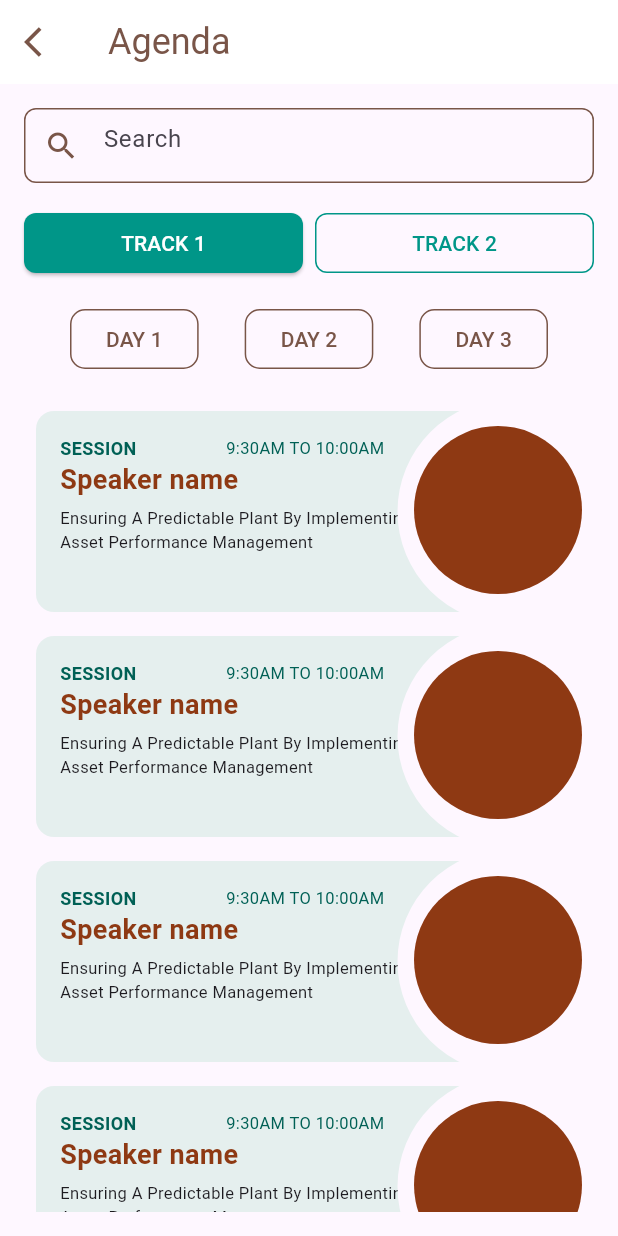
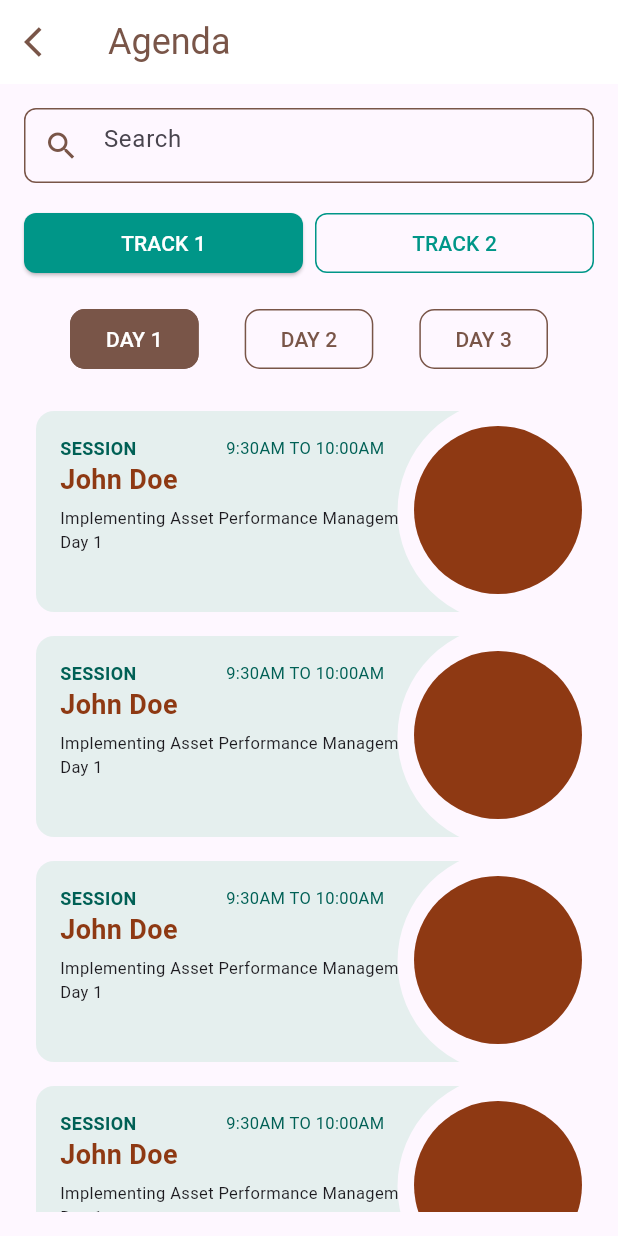
Before and after one commit to anazhtz/aldrichinternational, a Flutter app: the AgendaScreen screen opened directly, on a phone screen of 412 x 824 dp. Run offline on Flutter 3.47's test engine with Material 3 defaults, Android fonts, the phone set to English and light mode, and no system bars; our stand-ins replace animated_bottom_navigation_bar, carousel_slider.

Commit message:
final changes done

```diff
--- a/lib/agenda.dart
+++ b/lib/agenda.dart
@@ -1,16 +1,127 @@
 import 'package:flutter/material.dart';
 
-
 class AgendaScreen extends StatefulWidget {
-  const AgendaScreen({super.key});
+  const AgendaScreen({Key? key}) : super(key: key);
 
   @override
-  // ignore: library_private_types_in_public_api
   _AgendaScreenState createState() => _AgendaScreenState();
 }
 
 class _AgendaScreenState extends State<AgendaScreen> {
-  int? expandedCardIndex; // Track the currently expanded card index
+  int? expandedCardIndex;
+  int selectedDay = 1;
+  late List<List<SessionData>> sessionsByDay;
+
+  @override
+  void initState() {
+    super.initState();
+    // Initialize session data for each day
+    sessionsByDay = [
+      // Day 1 sessions
+      [
+        SessionData(
+          speakerName: "John Doe",
+          designation: "Senior Engineer",
+          companyName: "Tech Corp",
+          sessionTitle: "Implementing Asset Performance Management for Day 1",
+          time: "9:30AM TO 10:00AM",
+        ),
+        SessionData(
+          speakerName: "John Doe",
+          designation: "Senior Engineer",
+          companyName: "Tech Corp",
+          sessionTitle: "Implementing Asset Performance Management for Day 1",
+          time: "9:30AM TO 10:00AM",
+        ),
+        SessionData(
+          speakerName: "John Doe",
+          designation: "Senior Engineer",
+          companyName: "Tech Corp",
+          sessionTitle: "Implementing Asset Performance Management for Day 1",
+          time: "9:30AM TO 10:00AM",
+        ),
+        SessionData(
+          speakerName: "John Doe",
+          designation: "Senior Engineer",
+          companyName: "Tech Corp",
+          sessionTitle: "Implementing Asset Performance Management for Day 1",
+          time: "9:30AM TO 10:00AM",
+        ),
+        // Add more sessions for Day 1
+      ],
+      // Day 2 sessions
+      [
+        SessionData(
+          speakerName: "Jane Smith",
+          designation: "Project Manager",
+          companyName: "Innovation Inc",
+          sessionTitle: "Optimizing Plant Operations for Day 2",
+          time: "10:00AM TO 10:30AM",
+        ),
+        SessionData(
+          speakerName: "Jane Smith",
+          designation: "Project Manager",
+          companyName: "Innovation Inc",
+          sessionTitle: "Optimizing Plant Operations for Day 2",
+          time: "10:00AM TO 10:30AM",
+        ),
+        SessionData(
+          speakerName: "Jane Smith",
+          designation: "Project Manager",
+          companyName: "Innovation Inc",
+          sessionTitle: "Optimizing Plant Operations for Day 2",
+          time: "10:00AM TO 10:30AM",
+        ),
+        SessionData(
+          speakerName: "Jane Smith",
+          designation: "Project Manager",
+          companyName: "Innovation Inc",
+          sessionTitle: "Optimizing Plant Operations for Day 2",
+          time: "10:00AM TO 10:30AM",
+        ),
+        // Add more sessions for Day 2
+      ],
+      // Day 3 sessions
+      [
+        SessionData(
+          speakerName: "Bob Johnson",
+          designation: "Chief Technology Officer",
+          companyName: "Future Systems",
+          sessionTitle: "Next-Gen Asset Management for Day 3",
+          time: "9:00AM TO 9:30AM",
+        ),
+        SessionData(
+          speakerName: "Bob Johnson",
+          designation: "Chief Technology Officer",
+          companyName: "Future Systems",
+          sessionTitle: "Next-Gen Asset Management for Day 3",
+          time: "9:00AM TO 9:30AM",
+        ),
+        SessionData(
+          speakerName: "Bob Johnson",
+          designation: "Chief Technology Officer",
+          companyName: "Future Systems",
+          sessionTitle: "Next-Gen Asset Management for Day 3",
+          time: "9:00AM TO 9:30AM",
+        ),
+        SessionData(
+          speakerName: "Bob Johnson",
+          designation: "Chief Technology Officer",
+          companyName: "Future Systems",
+          sessionTitle: "Next-Gen Asset Management for Day 3",
+          time: "9:00AM TO 9:30AM",
+        ),
+        // Add more sessions for Day 3
+      ],
+    ];
+  }
+
+  void updateSelectedDay(int day) {
+    setState(() {
+      selectedDay = day;
+      expandedCardIndex = null; // Reset expanded card when changing day
+    });
+  }
 
   @override
   Widget build(BuildContext context) {
@@ -36,30 +147,31 @@ class _AgendaScreenState extends State<AgendaScreen> {
             const SizedBox(height: 16),
             const TrackSelector(),
             const SizedBox(height: 16),
-            const DaySelector(),
+            DaySelector(
+              selectedDay: selectedDay,
+              onDaySelected: updateSelectedDay,
+            ),
             const SizedBox(height: 16),
             Expanded(
               child: ListView.builder(
-                itemCount: 5,
+                itemCount: sessionsByDay[selectedDay - 1].length,
                 itemBuilder: (context, index) => GestureDetector(
                   onTap: () {
                     setState(() {
                       if (expandedCardIndex == index) {
-                        expandedCardIndex = null; // Collapse if tapped again
+                        expandedCardIndex = null;
                       } else {
-                        expandedCardIndex = index; // Expand this card
+                        expandedCardIndex = index;
                       }
                     });
                   },
                   child: AnimatedContainer(
                     duration: const Duration(milliseconds: 300),
                     curve: Curves.easeInOut,
-                    height:
-                        expandedCardIndex == index ? 300 : 150, // Expanded size
-                    child: Stack(
-                      children: [
-                        SessionCard(isExpanded: expandedCardIndex == index),
-                      ],
+                    height: expandedCardIndex == index ? 300 : 150,
+                    child: SessionCard(
+                      isExpanded: expandedCardIndex == index,
+                      sessionData: sessionsByDay[selectedDay - 1][index],
                     ),
                   ),
                 ),
@@ -68,6 +180,40 @@ class _AgendaScreenState extends State<AgendaScreen> {
           ],
         ),
       ),
+    );
+  }
+}
+
+class DaySelector extends StatelessWidget {
+  final int selectedDay;
+  final Function(int) onDaySelected;
+
+  const DaySelector({
+    Key? key,
+    required this.selectedDay,
+    required this.onDaySelected,
+  }) : super(key: key);
+
+  @override
+  Widget build(BuildContext context) {
+    return Row(
+      mainAxisAlignment: MainAxisAlignment.spaceEvenly,
+      children: [
+        for (int i = 1; i <= 3; i++)
+          OutlinedButton(
+            style: OutlinedButton.styleFrom(
+              foregroundColor: selectedDay == i ? Colors.white : Colors.brown,
+              backgroundColor:
+                  selectedDay == i ? Colors.brown : Colors.transparent,
+              side: const BorderSide(color: Colors.brown),
+              shape: RoundedRectangleBorder(
+                borderRadius: BorderRadius.circular(10),
+              ),
+            ),
+            onPressed: () => onDaySelected(i),
+            child: Text('DAY $i'),
+          ),
+      ],
     );
   }
 }
@@ -134,80 +280,28 @@ class TrackSelector extends StatelessWidget {
   }
 }
 
-class DaySelector extends StatelessWidget {
-  const DaySelector({super.key});
-
-  @override
-  Widget build(BuildContext context) {
-    return Row(
-      mainAxisAlignment: MainAxisAlignment.spaceEvenly,
-      children: [
-        OutlinedButton(
-          style: OutlinedButton.styleFrom(
-            foregroundColor: Colors.brown,
-            side: const BorderSide(color: Colors.brown),
-            shape: RoundedRectangleBorder(
-              borderRadius: BorderRadius.circular(10),
-            ),
-          ),
-          onPressed: () {},
-          child: const Text('DAY 1'),
-        ),
-        OutlinedButton(
-          style: OutlinedButton.styleFrom(
-            foregroundColor: Colors.brown,
-            side: const BorderSide(color: Colors.brown),
-            shape: RoundedRectangleBorder(
-              borderRadius: BorderRadius.circular(10),
-            ),
-          ),
-          onPressed: () {},
-          child: const Text('DAY 2'),
-        ),
-        OutlinedButton(
-          style: OutlinedButton.styleFrom(
-            foregroundColor: Colors.brown,
-            side: const BorderSide(color: Colors.brown),
-            shape: RoundedRectangleBorder(
-              borderRadius: BorderRadius.circular(10),
-            ),
-          ),
-          onPressed: () {},
-          child: const Text('DAY 3'),
-        ),
-      ],
-    );
-  }
-}
-
 class SessionCard extends StatelessWidget {
   final bool isExpanded;
+  final SessionData sessionData;
   final double avatarRadius = 56.0;
 
-  const SessionCard({super.key, this.isExpanded = false});
+  const SessionCard({
+    Key? key,
+    required this.isExpanded,
+    required this.sessionData,
+  }) : super(key: key);
 
   @override
   Widget build(BuildContext context) {
     return Stack(
       children: [
-        isExpanded
-            ? Container(
-                height: 300, // Fixed height for expanded state
+        if (isExpanded)
+          Container(
+            height: 300,
             decoration: BoxDecoration(
               borderRadius: BorderRadius.circular(10),
-                  gradient: const LinearGradient(
-                    colors: [
-                      Color(0xFFe5e0e5),
-                      Color(0xFF722f5e),
-                      Color(0xFFa786a0),
-                      Color(0xFF936c76),
-                      Color(0xFFaea2b3),
-                      Color(0xFF262325),
-                      Color(0xFF4b3460),
-                      Color(0xFFa25476),
-                      Color(0xFF5f2c25),
-                      Color(0xFFa494b8),
-                    ],
+              gradient: LinearGradient(
+                colors: [HexColor('560bad'), HexColor('c13584')],
                 begin: Alignment.topLeft,
                 end: Alignment.bottomRight,
               ),
@@ -248,7 +342,7 @@ class SessionCard extends StatelessWidget {
                     ),
                     const SizedBox(height: 8),
                     Text(
-                          'Ensuring A Predictable Plant By Implementing Proper Asset Performance Management',
+                      sessionData.sessionTitle,
                       style: TextStyle(
                         color: HexColor('FFFFFF'),
                         fontSize: 16,
@@ -264,7 +358,7 @@ class SessionCard extends StatelessWidget {
                             crossAxisAlignment: CrossAxisAlignment.start,
                             children: [
                               Text(
-                                    'Speaker name',
+                                sessionData.speakerName,
                                 style: TextStyle(
                                   color: HexColor('FFFFFF'),
                                   fontSize: 22,
@@ -272,14 +366,14 @@ class SessionCard extends StatelessWidget {
                                 ),
                               ),
                               Text(
-                                    'Designation',
+                                sessionData.designation,
                                 style: TextStyle(
                                   color: HexColor('FFFFFF'),
                                   fontSize: 20,
                                 ),
                               ),
                               Text(
-                                    'Company name',
+                                sessionData.companyName,
                                 style: TextStyle(
                                   color: HexColor('FFFFFF'),
                                   fontSize: 17,
@@ -290,19 +384,18 @@ class SessionCard extends StatelessWidget {
                         ),
                         CircleAvatar(
                           radius: avatarRadius,
-                              backgroundImage:
-                                  const AssetImage('assets/files/arb.png'),
+                          backgroundImage: const AssetImage('images/arb.png'),
                           backgroundColor: HexColor('8e3913'),
                         ),
                       ],
                     ),
-                        // Add more content here if needed
                   ],
                 ),
               ),
             ),
           )
-            : ClipPath(
+        else
+          ClipPath(
             clipper: CardClipper(avatarRadius: avatarRadius),
             child: Card(
               elevation: 0,
@@ -325,7 +418,7 @@ class SessionCard extends StatelessWidget {
                           ),
                         ),
                         Text(
-                              '9:30AM TO 10:00AM',
+                          sessionData.time,
                           style: TextStyle(
                             color: HexColor('006055'),
                             fontSize: 11,
@@ -335,7 +428,7 @@ class SessionCard extends StatelessWidget {
                       ],
                     ),
                     Text(
-                          'Speaker name',
+                      sessionData.speakerName,
                       style: TextStyle(
                         color: HexColor('8e3913'),
                         fontSize: 18,
@@ -347,9 +440,9 @@ class SessionCard extends StatelessWidget {
                       builder: (context, constraints) {
                         return SizedBox(
                           width: constraints.maxWidth - avatarRadius,
-                              child: const Text(
-                                'Ensuring A Predictable Plant By Implementing Proper Asset Performance Management',
-                                style: TextStyle(fontSize: 11),
+                          child: Text(
+                            sessionData.sessionTitle,
+                            style: const TextStyle(fontSize: 11),
                           ),
                         );
                       },
@@ -408,3 +501,19 @@ class HexColor extends Color {
 
   HexColor(final String hexColor) : super(_getColorFromHex(hexColor));
 }
+
+class SessionData {
+  final String speakerName;
+  final String designation;
+  final String companyName;
+  final String sessionTitle;
+  final String time;
+
+  SessionData({
+    required this.speakerName,
+    required this.designation,
+    required this.companyName,
+    required this.sessionTitle,
+    required this.time,
+  });
+}
--- a/lib/search_screen.dart
+++ b/lib/search_screen.dart
@@ -43,7 +43,7 @@ class _FloorPlanScreenState extends State<FloorPlanScreen> {
             minScale: 0.5, // Minimum zoom out level
             maxScale: 4.0, // Maximum zoom in level
             child: Image.asset(
-                'images/Map Scroll & Zoom.png'), // Replace with your image
+                'images/Map Scroll & Zoom.jpeg'), // Replace with your image
           ),
 
           // Positioned search bar styled similar to the one in the image
--- a/lib/seasoncard.dart
+++ b/lib/seasoncard.dart
@@ -1,11 +1,11 @@
 import 'package:flutter/material.dart';
 
-class SessionCard extends StatelessWidget {
+class SessionCards extends StatelessWidget {
   final Color borderColor;   // Parameter for border color
   final Color textColor;     // Parameter for speaker name text color
   final Color textColortime; // Parameter for time text color
 
-  const SessionCard({
+  const SessionCards({
     super.key,
     this.borderColor = const Color.fromARGB(255, 129, 60, 5), // Default brown
     this.textColor = const Color.fromARGB(255, 129, 60, 5),  // Default brown for text
--- a/pubspec.yaml
+++ b/pubspec.yaml
@@ -38,6 +38,7 @@ dependencies:
   carousel_slider: ^5.0.0
   smooth_page_indicator: ^1.2.0+3
   animated_bottom_navigation_bar: ^1.3.3
+  qr_flutter: ^4.1.0
 
 dev_dependencies:
   flutter_test:
```
Also changed, not shown: lib/homescreen.dart (+187 -112 lines), images/Map Scroll & Zoom.jpeg (added), images/arb.png (added), images/qrapp.png (added), pubspec.lock. Lines whose indentation alone changed are shown as unchanged.
